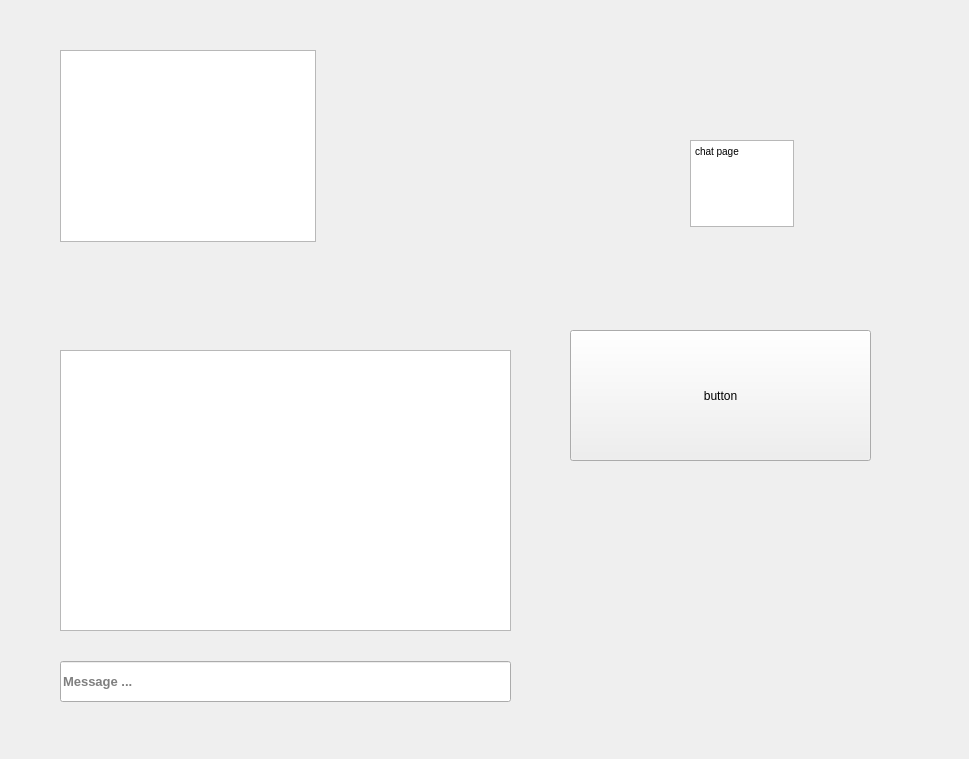
First picture: the form in layouts/chat.ui, repository ryantrain/Prodmax, before the edit.
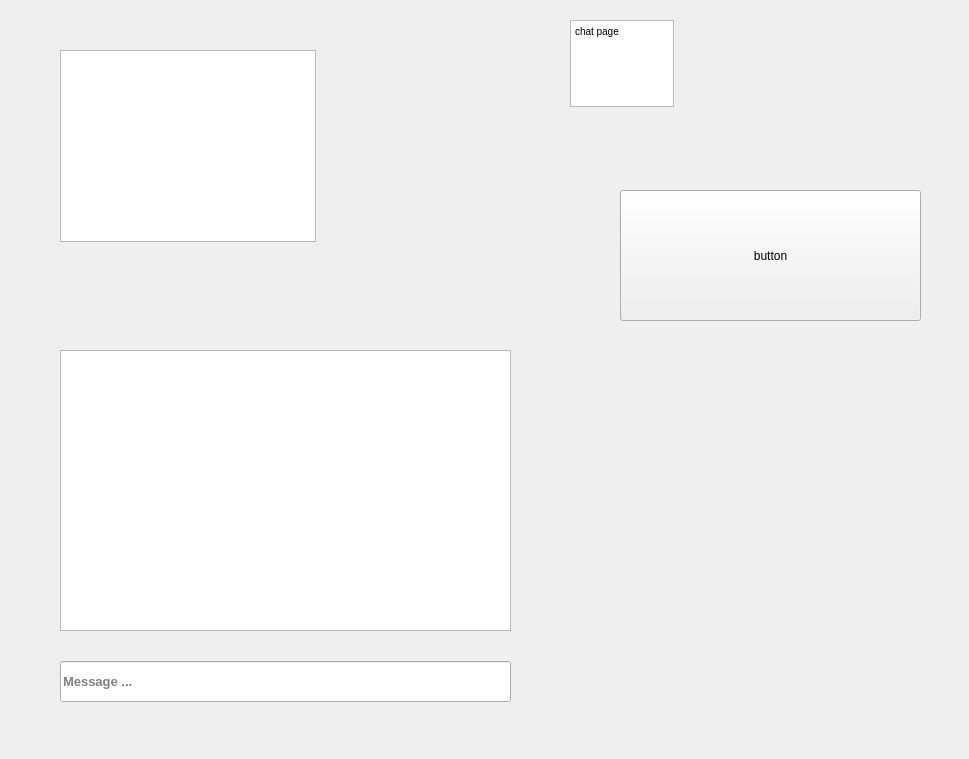
Second picture: the form after the edit.

Commit message: Created channel id's for each chat between two users

The edit to the form file:
```diff
--- a/layouts/chat.ui
+++ b/layouts/chat.ui
@@ -17,8 +17,8 @@
    <widget class="QPushButton" name="button_1">
     <property name="geometry">
      <rect>
-      <x>570</x>
-      <y>330</y>
+      <x>620</x>
+      <y>190</y>
       <width>301</width>
       <height>131</height>
      </rect>
@@ -30,8 +30,8 @@
    <widget class="QTextEdit" name="textEdit">
     <property name="geometry">
      <rect>
-      <x>690</x>
-      <y>140</y>
+      <x>570</x>
+      <y>20</y>
       <width>104</width>
       <height>87</height>
      </rect>
```
The commit also changes 5 other files.
